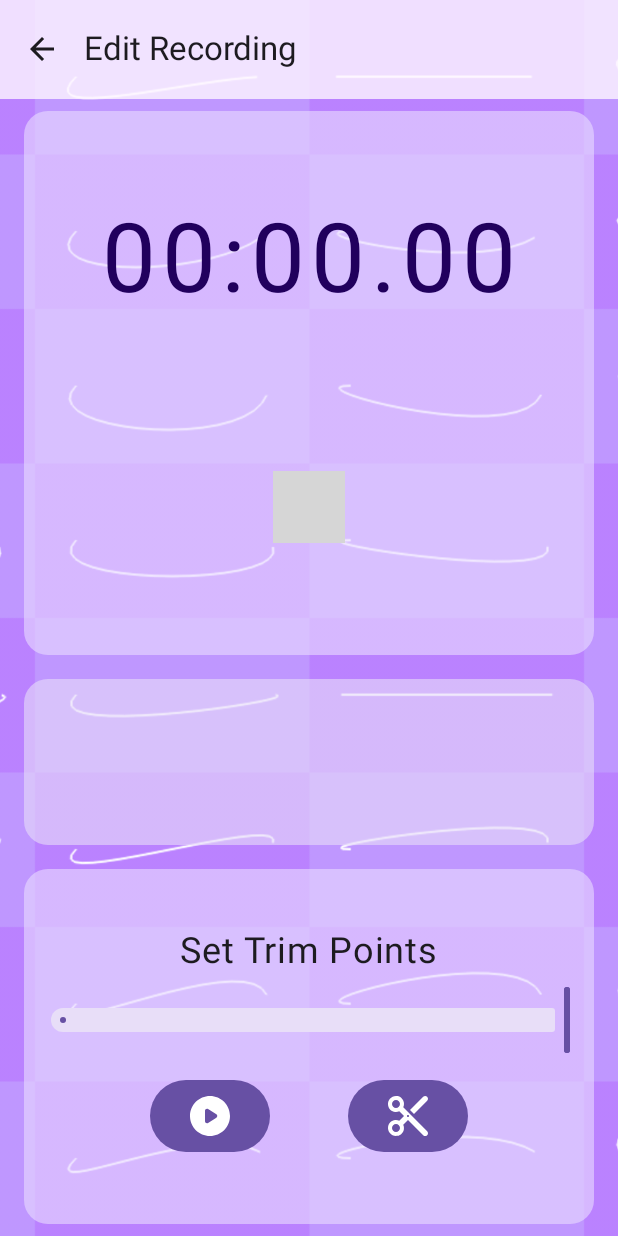
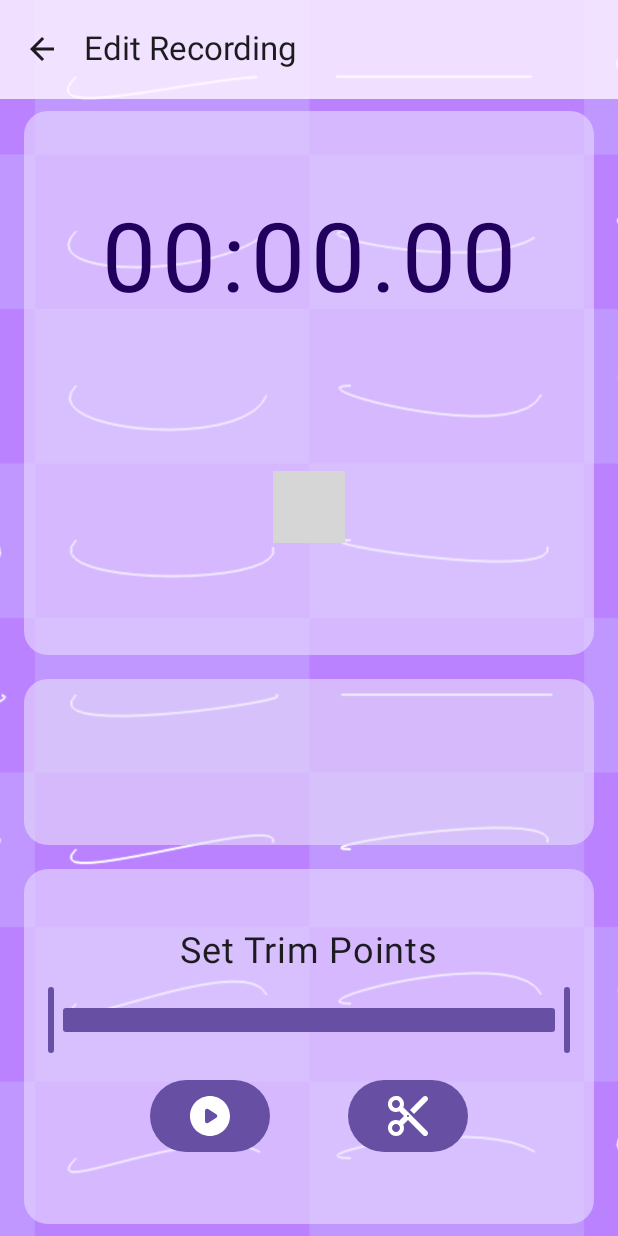
Before and after one commit to hfoley03/PhoneSampler, an Android app built with Jetpack Compose: the EditRecordingScreen screen opened through its navigation route, on a phone screen of 412 x 824 dp. Run offline under Robolectric (Android 15) with nearby library versions, the phone set to English and light mode, and no system bars; our stand-ins replace Room's generated code, window size class; libraries missing offline, so code that uses them is left out: com.arthenica.ffmpegkit, com.linc.audiowaveform, linc.com.amplituda; 3 statements that could not run were skipped; grey boxes are pictures that could not be loaded.

Commit message:
small ui fixes

```diff
--- a/app/src/main/java/com/example/harryerayaudiorecorder/ui/EditRecordingScreen.kt
+++ b/app/src/main/java/com/example/harryerayaudiorecorder/ui/EditRecordingScreen.kt
@@ -84,7 +84,7 @@ fun EditRecordingScreen(
     val startPosition = rememberSaveable{ mutableStateOf(0.0f) }
     val endPosition = rememberSaveable { mutableStateOf(1.0f) }
 //    var sliderPosition by remember { mutableStateOf(0.0f..1.0f) }
-    val startSlider = rememberSaveable { mutableStateOf(1.0f) }
+    val startSlider = rememberSaveable { mutableStateOf(0.0f) }
     val endSlider = rememberSaveable { mutableStateOf(1.0f) }
 
 
@@ -96,7 +96,6 @@ fun EditRecordingScreen(
     val coroutineScope = rememberCoroutineScope()
     val (iconSize, textSize, lineHeight) = getIconAndTextSize(windowSizeClass = windowSizeClass, isLandscape = isLandscape)
 
-    // process audio for waveform
     amplituda.processAudio(audioFile.path)[
         { result: AmplitudaResult<String?> ->
             amplitudesData = result.amplitudesAsList()
@@ -403,7 +402,6 @@ fun EditRecordingScreen(
                         color = MaterialTheme.colorScheme.onSecondaryContainer,
                         modifier = modifier.padding(16.dp)
                     )
-
                 }
 
                 Box(
@@ -527,31 +525,17 @@ fun DrawVerticalLines(
 ) {
     Canvas(modifier = modifier) {
         val halfHeight = size.height / 2
-
         drawRoundRect(
             color = lineColor,
             topLeft = androidx.compose.ui.geometry.Offset(x = 0f, y = halfHeight / 2),
             size = androidx.compose.ui.geometry.Size(width = startPos.value * boxWidth, height = halfHeight),
             cornerRadius = CornerRadius(cornerRadius, cornerRadius)
         )
-
-//        drawLine(
-//            color = lineColor,
-//            start = androidx.compose.ui.geometry.Offset(x = startPos.value *  boxWidth, y = halfHeight / 2),
-//            end = androidx.compose.ui.geometry.Offset(x = startPos.value * boxWidth, y = halfHeight * 1.5f),
-//            strokeWidth = lineWidth
-//        )
         drawRoundRect(
             color = lineColor,
             topLeft = androidx.compose.ui.geometry.Offset(x = endPos.value * boxWidth, y = halfHeight/2),
             size = androidx.compose.ui.geometry.Size(width = (1 - endPos.value) * boxWidth, height = halfHeight),
             cornerRadius = CornerRadius(cornerRadius, cornerRadius)
         )
-//        drawLine(
-//            color = lineColor,
-//            start = androidx.compose.ui.geometry.Offset(x = endPos.value *  boxWidth, y = halfHeight / 2),
-//            end = androidx.compose.ui.geometry.Offset(x = endPos.value * boxWidth, y = halfHeight * 1.5f),
-//            strokeWidth = lineWidth
-//        )
     }
 }
--- a/app/src/main/java/com/example/harryerayaudiorecorder/ui/RecordScreen.kt
+++ b/app/src/main/java/com/example/harryerayaudiorecorder/ui/RecordScreen.kt
@@ -84,15 +84,18 @@ fun RecordScreen(
         WindowWidthSizeClass.Expanded -> 96.dp
         else -> 84.dp
     }
+    val (iconSize_, textSize, lineHeight) = getIconAndTextSize(windowSizeClass = windowSizeClass, isLandscape = isLandscape)
 
     LayoutForOrientation(
         isLandscape,
         boxPadding,
         iconSize,
+        textSize,
         isRecording,
         audioViewModel,
         onListButtonClicked,
-        setShowBottomSheet = { showBottomSheet = it } // Passing the setter function
+        setShowBottomSheet = { showBottomSheet = it } // Passing the setter function,
+
     )
 
     if (showBottomSheet) {
@@ -105,6 +108,7 @@ fun LayoutForOrientation(
     isLandscape: Boolean,
     boxPadding: Dp,
     iconSize: Dp,
+    textSize: Dp,
     isRecording: Boolean,
     audioViewModel: AudioViewModel,
     onListButtonClicked: () -> Unit,
@@ -121,7 +125,7 @@ fun LayoutForOrientation(
                     .clip(RoundedCornerShape(boxPadding / 2))
                     .background(MaterialTheme.colorScheme.primaryContainer.copy(alpha = 0.6f)),
             ) {
-                MyBezierCanvas(Modifier.fillMaxHeight(), isLandscape, timerRunning = audioViewModel.timerRunning.value, audioViewModel = audioViewModel)
+                MyBezierCanvas(Modifier.fillMaxHeight(), isLandscape, timerRunning = audioViewModel.timerRunning.value, audioViewModel = audioViewModel, textSize = textSize)
             }
 
             Box(
@@ -150,7 +154,7 @@ fun LayoutForOrientation(
                     .background(MaterialTheme.colorScheme.primaryContainer.copy(alpha = 0.6f)),
                 contentAlignment = Alignment.Center
             ){
-                MyBezierCanvas(Modifier.fillMaxWidth(), isLandscape ,timerRunning = audioViewModel.timerRunning.value, audioViewModel = audioViewModel)
+                MyBezierCanvas(Modifier.fillMaxWidth(), isLandscape ,timerRunning = audioViewModel.timerRunning.value, audioViewModel = audioViewModel, textSize = textSize)
             }
             Box(
                 modifier = Modifier
@@ -201,26 +205,28 @@ fun ControlButtonsRow(
 
     ColumnOrRow(isLandscape = isLandscape) {
 
-
-        ScalableIconButton(
-                onClick = { },
-                modifier = Modifier.size(iconSize)
-                    .semantics { contentDescription = "Settings Icon" },
-                iconResId = R.drawable.ic_settings
-            )
+//
+//        ScalableIconButton(
+//                onClick = { },
+//                modifier = Modifier.size(iconSize)
+//                    .semantics { contentDescription = "Settings Icon" },
+//                iconResId = R.drawable.ic_settings
+//            )
 
 
         if (audioViewModel.timerRunning.value) {
             ScalableIconButton(
                 onClick = { audioViewModel.stopWithoutSavingRecording()},
-                modifier = Modifier.size(iconSize)
+                modifier = Modifier
+                    .size(iconSize)
                     .semantics { contentDescription = "Delete Icon" },
                 iconResId = R.drawable.ic_delete
             )
         } else {
             ScalableIconButton(
                 onClick = { audioViewModel.startRecording() },
-                modifier = Modifier.size(iconSize)
+                modifier = Modifier
+                    .size(iconSize)
                     .semantics { contentDescription = "Record Icon" },
                 iconResId = R.drawable.ic_record
             )
@@ -238,14 +244,16 @@ fun ControlButtonsRow(
                     audioViewModel.stopRecording(defaultFileName)
                     setShowBottomSheet(true)
                 },
-                modifier = Modifier.size(iconSize)
+                modifier = Modifier
+                    .size(iconSize)
                     .semantics { contentDescription = "Stop Icon" },
                 iconResId = R.drawable.ic_stop
             )
         } else {
             ScalableIconButton(
                 onClick = onListButtonClicked,
-                modifier = Modifier.size(iconSize)
+                modifier = Modifier
+                    .size(iconSize)
                     .semantics { contentDescription = "Menu Icon" },
                 iconResId = R.drawable.ic_menu,
 
@@ -369,7 +377,8 @@ fun MyBezierCanvas(modifier: Modifier = Modifier,
                    isLandscape: Boolean,
                    lineColor: Color = MaterialTheme.colorScheme.onPrimary,
                    timerRunning: Boolean,
-                   audioViewModel: AudioViewModel
+                   audioViewModel: AudioViewModel,
+                   textSize : Dp
                    ) {
     // State to control the animation progress
     val infiniteTransition = rememberInfiniteTransition()
@@ -417,7 +426,7 @@ fun MyBezierCanvas(modifier: Modifier = Modifier,
             val halfWidth = canvasWidth / 2
             val d1 = if (isLandscape) canvasWidth / 5 else canvasHeight / 5
             val d2 = if (isLandscape) canvasWidth / 4 else canvasHeight / 2
-            val alphaFloat = 0.2f
+            val alphaFloat = 0.6f
 
 
             val p0 = if (isLandscape) Offset(halfWidth - d1, halfHeight) else Offset(
@@ -465,8 +474,8 @@ fun MyBezierCanvas(modifier: Modifier = Modifier,
             verticalArrangement = Arrangement.SpaceEvenly,
             horizontalAlignment = Alignment.CenterHorizontally,
         ) {
-            Text(text = msg, fontSize = 32.sp)
-            Text(text = audioViewModel.formatDurationCantiSec(elapsedTime), fontSize = 32.sp)
+            Text(text = msg, fontSize = textSize.value.sp)
+            EvenlySpacedText2(text = audioViewModel.formatDurationCantiSec(elapsedTime))
         }
     }
 }
--- a/app/src/main/java/com/example/harryerayaudiorecorder/ui/RecordingsListScreen.kt
+++ b/app/src/main/java/com/example/harryerayaudiorecorder/ui/RecordingsListScreen.kt
@@ -196,15 +196,14 @@ fun RecordingsListScreen(
                     .padding((fileNameFontSize / 2).dp)
                     .background(
                         color = MaterialTheme.colorScheme.primaryContainer.copy(alpha = 0.5f),
-                        shape = RoundedCornerShape((fileNameFontSize/2).dp)
+                        shape = RoundedCornerShape((fileNameFontSize).dp)
                     ),
                 contentAlignment = Alignment.Center
             )
             {
-//
                 IconButton(onClick = { expanded = true }) {
                             Icon(
-                                painter = painterResource(id = R.drawable.sort),
+                                painter = painterResource(id = R.drawable.round_sort_24),
                                 contentDescription = "Dropdown")
                         }
                 DropdownMenu(
--- /dev/null
+++ b/app/src/main/res/drawable/round_sort_24.xml
@@ -0,0 +1,5 @@
+<vector android:autoMirrored="true" android:height="24dp"
+    android:tint="#C1C1C1" android:viewportHeight="24"
+    android:viewportWidth="24" android:width="24dp" xmlns:android="http://schemas.android.com/apk/res/android">
+    <path android:fillColor="@android:color/white" android:pathData="M4,18h4c0.55,0 1,-0.45 1,-1s-0.45,-1 -1,-1L4,16c-0.55,0 -1,0.45 -1,1s0.45,1 1,1zM3,7c0,0.55 0.45,1 1,1h16c0.55,0 1,-0.45 1,-1s-0.45,-1 -1,-1L4,6c-0.55,0 -1,0.45 -1,1zM4,13h10c0.55,0 1,-0.45 1,-1s-0.45,-1 -1,-1L4,11c-0.55,0 -1,0.45 -1,1s0.45,1 1,1z"/>
+</vector>
```
Also changed, not shown: app/src/main/java/com/example/harryerayaudiorecorder/PhoneSamplerScreen.kt (+3 -4 lines), app/src/main/java/com/example/harryerayaudiorecorder/ui/PlaybackScreen.kt (+0 -19 lines). Lines whose indentation alone changed are shown as unchanged.
